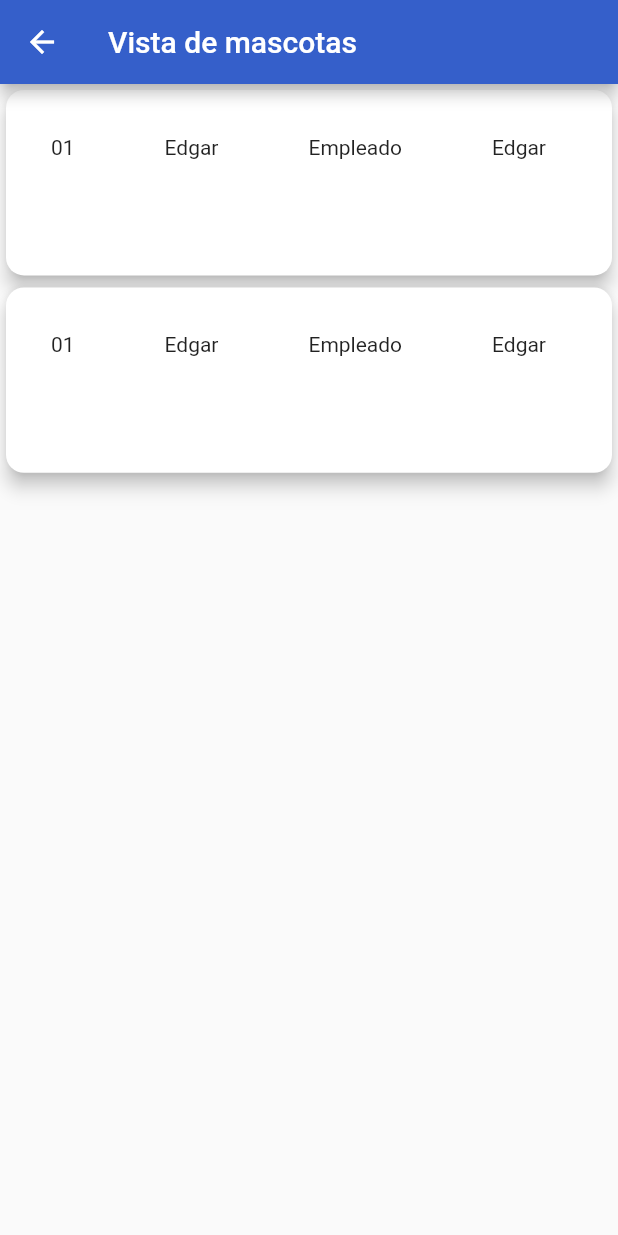
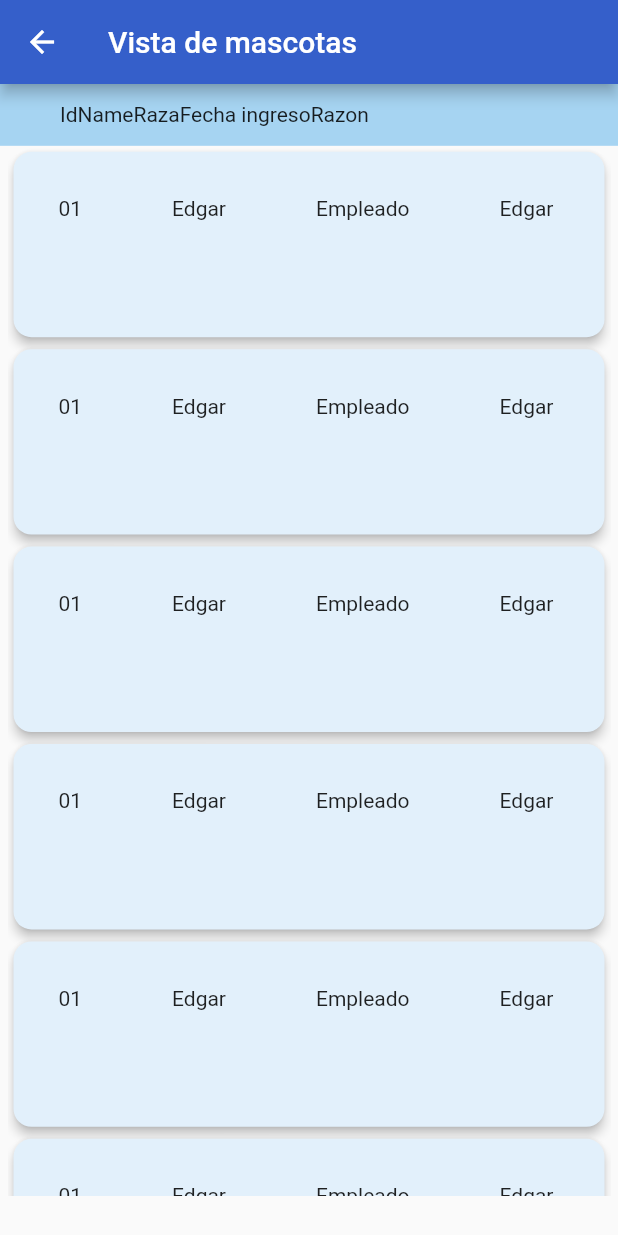
Before and after one commit to Gugodin/FlutterManto, a Flutter app: the screen it shows after launch, on a phone screen of 412 x 824 dp. Run offline on Flutter 3.47's test engine with Material 2 defaults, Android fonts, the phone set to English and light mode, and no system bars.

Commit message:
Ultimos cambios

```diff
--- a/lib/assets/Colors/color.dart
+++ b/lib/assets/Colors/color.dart
@@ -3,7 +3,10 @@ import 'package:flutter/material.dart';
 class ColorSelect {
   static const Color loginBackGround = Color.fromARGB(255, 53, 95, 202);
   static const Color txtLogin = Color.fromARGB(255, 0, 0, 0);
+  // static const Color barraTipo = Color(0xff25AFF3);
 
+  static const Color barraTipo = Color(0xffa6d4f2);
+  static const Color colorCard = Color(0xffe2f0fb);
 
   // static const Color whiteBackGround = Color(0xffffffff);
 
--- a/lib/pages/mascotas.dart
+++ b/lib/pages/mascotas.dart
@@ -21,23 +21,56 @@ class _MascotasState extends State<Mascotas> {
         title: const Text('Vista de mascotas'),
         backgroundColor: ColorSelect.loginBackGround,
       ),
-      body:  Container(
+      body: Container(
+        color: Colors.transparent,
         width: double.infinity,
         height: double.infinity,
+        child: Column(
+          children: <Widget> [
+            Container(
+              color: ColorSelect.barraTipo,
+              width: double.infinity,
+              height: height * 0.05,
+              padding: const EdgeInsets.symmetric(horizontal: 40),
+              child: Row(
+                children: const [
+                  Text('Id'),
+                  Text('Name'),
+                  Text('Raza'),
+                  Text('Fecha ingreso'),
+                  Text('Razon')
+                ],
+              ),
+            ),
+            Container(
               color: Colors.transparent,
-        child: Expanded(
-          child: SizedBox(
-            height: 300,
+              width: double.infinity,
+              height: height * 0.85,
+              padding: const EdgeInsets.symmetric(horizontal: 5),
               child: ListView.builder(
-            itemCount: 2,
+                itemCount: 52,
                 itemBuilder: (context, position){
                   return _cards(width,height);
                 },
               ),
             )
-
+          ],
         ),
       ),
+      // body: Column(
+      //   child:[ Expanded(
+      //     child: SizedBox(
+      //       height: 300,
+      //       child: ListView.builder(
+      //       itemCount: 2,
+      //       itemBuilder: (context, position){
+      //         return _cards(width,height);
+      //       },
+      //     ),
+      //     )
+
+      //   ),]
+      // ),
       // body: ListView(
       //   children: const [
       //     Card(
@@ -55,12 +88,11 @@ class _MascotasState extends State<Mascotas> {
 
 Widget _cards(double width, double height) {
   return Card(
-    elevation: 5,
-
+    color: ColorSelect.colorCard,
+    elevation: 3,
     shape: RoundedRectangleBorder(borderRadius: BorderRadius.circular(12)),
     child: Row(
       children: [
-
         Container(
           padding: EdgeInsets.only(top:30,left: 30,right: 30),
           height: height * 0.15,
```
Also changed, not shown: 1 other file. Lines whose indentation alone changed are shown as unchanged.
